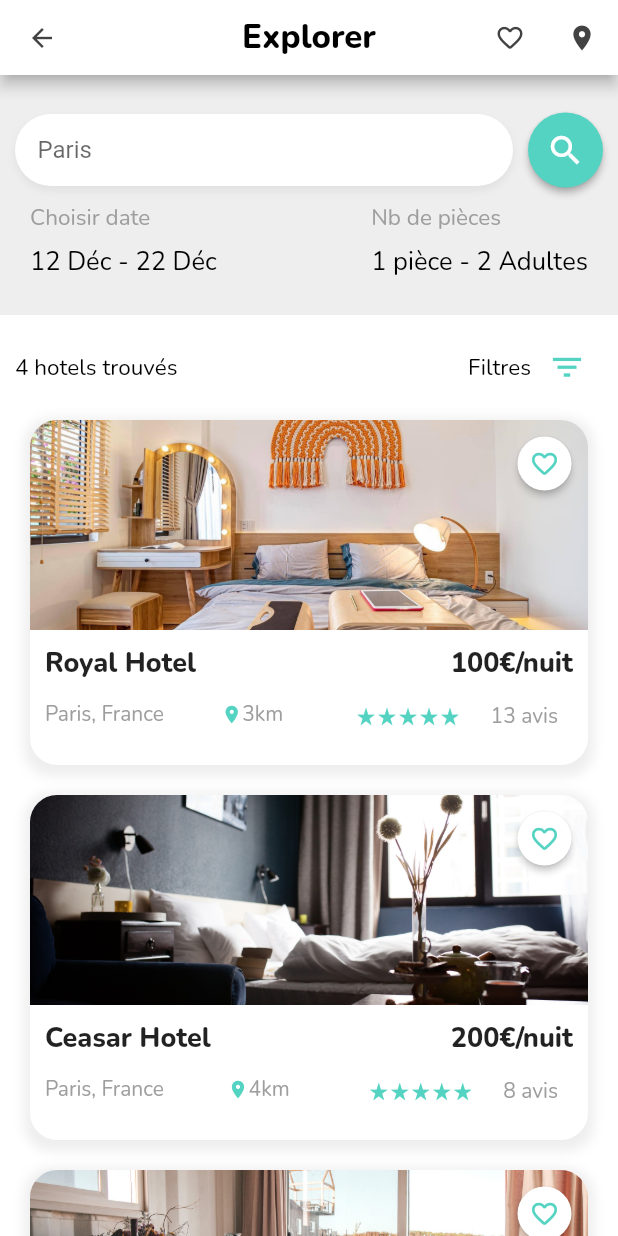
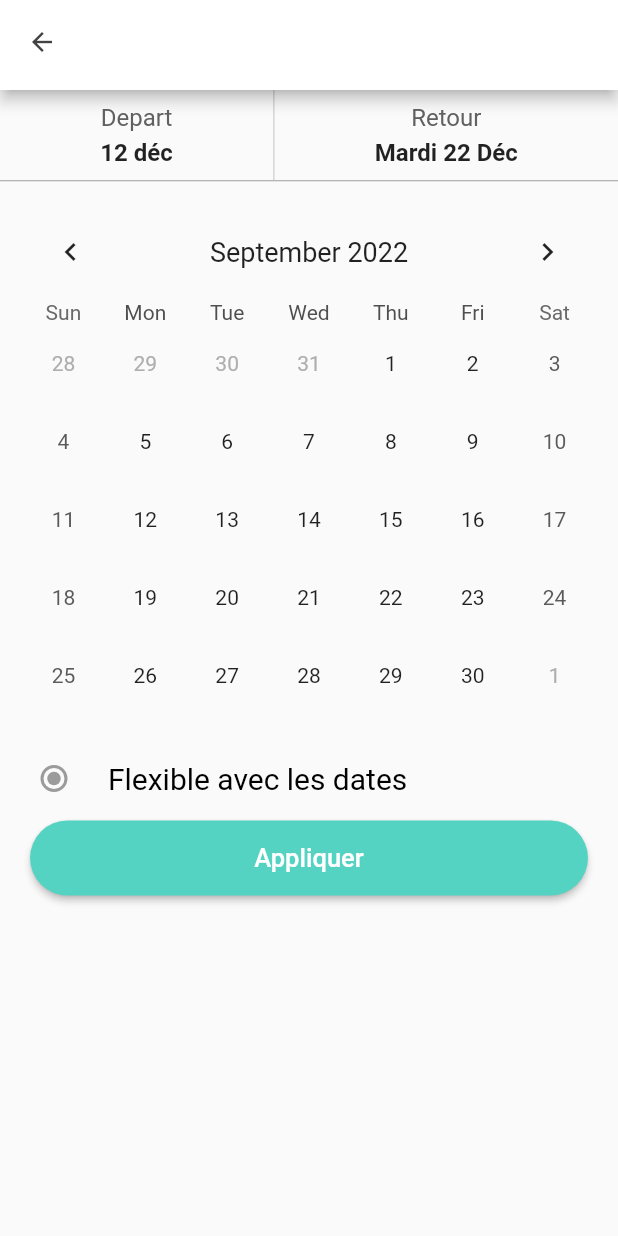
Before and after one commit to thibault60000/flutter-hotel, a Flutter app: the screen it shows after launch, after a tap on the "search" icon, on a phone screen of 412 x 824 dp. Run offline on Flutter 3.47's test engine with Material 2 defaults, Android fonts, the phone set to English and light mode, and no system bars; drawn by our look-alikes of table_calendar; our stand-ins replace google_fonts.

Commit message:
Add daterange

```diff
--- /dev/null
+++ b/lib/calendar_page.dart
@@ -0,0 +1,269 @@
+import 'package:flutter/material.dart';
+import 'package:table_calendar/table_calendar.dart';
+
+// Date du jour
+DateTime kNow = DateTime.now();
+
+// Premier jour dispo sur le calendrier
+DateTime kFirstDay = DateTime(kNow.year, kNow.month - 3, kNow.day);
+
+// Dernier jour dispo sur le calendrier
+DateTime kLastDay = DateTime(kNow.year, kNow.month + 3, kNow.day);
+
+const primaryColor = const Color(0xFF54D3C2);
+
+class CalendarPage extends StatelessWidget {
+  const CalendarPage({super.key});
+
+  @override
+  Widget build(BuildContext context) {
+    return Scaffold(
+        appBar: MyAppBar(),
+        body: Column(
+          children: [
+            PeriodSection(),
+            CalendarRange(),
+            ValidateBookingSection(),
+          ],
+        ));
+  }
+}
+
+class PeriodSection extends StatelessWidget {
+  @override
+  Widget build(BuildContext context) {
+    return Column(
+      children: [
+        Row(
+          mainAxisAlignment: MainAxisAlignment.spaceEvenly,
+          children: [
+            Column(
+              mainAxisAlignment: MainAxisAlignment.center,
+              crossAxisAlignment: CrossAxisAlignment.center,
+              children: [
+                Text(
+                  'Depart',
+                  textAlign: TextAlign.left,
+                  style: TextStyle(
+                    fontWeight: FontWeight.w400,
+                    fontSize: 16,
+                    color: Colors.grey[700],
+                  ),
+                ),
+                SizedBox(
+                  height: 4,
+                ),
+                Text(
+                  '12 déc',
+                  style: TextStyle(
+                    fontWeight: FontWeight.bold,
+                    fontSize: 16,
+                  ),
+                ),
+              ],
+            ),
+            Container(
+              height: 60,
+              width: 1,
+              color: Colors.grey[350],
+            ),
+            Column(
+              mainAxisAlignment: MainAxisAlignment.center,
+              crossAxisAlignment: CrossAxisAlignment.center,
+              children: [
+                Text(
+                  'Retour',
+                  style: TextStyle(
+                    fontWeight: FontWeight.w400,
+                    fontSize: 16,
+                    color: Colors.grey[700],
+                  ),
+                ),
+                SizedBox(
+                  height: 4,
+                ),
+                Text(
+                  'Mardi 22 Déc',
+                  style: TextStyle(
+                    fontWeight: FontWeight.bold,
+                    fontSize: 16,
+                  ),
+                ),
+              ],
+            ),
+          ],
+        ),
+        Divider(
+          color: Colors.grey,
+          height: 1,
+        ),
+      ],
+    );
+  }
+}
+
+class ValidateBookingSection extends StatelessWidget {
+  final selectedRadio = 1;
+  @override
+  Widget build(BuildContext context) {
+    return Column(
+      children: [
+        RadioListTile(
+          value: selectedRadio,
+          activeColor: primaryColor,
+          groupValue: selectedRadio,
+          selected: true,
+          title: Text(
+            "Flexible avec les dates",
+            style: new TextStyle(
+              color: Colors.black,
+              fontSize: 20.0,
+            ),
+          ),
+          onChanged: null,
+        ),
+        Container(
+          padding: EdgeInsets.symmetric(horizontal: 20),
+          width: double.infinity,
+          child: ElevatedButton(
+            child: Text(
+              'Appliquer',
+              style: TextStyle(fontSize: 17),
+            ),
+            style: ElevatedButton.styleFrom(
+              primary: primaryColor,
+              padding: EdgeInsets.all(15),
+              shape: RoundedRectangleBorder(
+                borderRadius: BorderRadius.circular(30.0),
+              ),
+            ),
+            onPressed: () {
+              print('Appliquer la réservation');
+              Navigator.pop(context);
+            },
+          ),
+        ),
+      ],
+    );
+  }
+}
+
+class CalendarRange extends StatefulWidget {
+  @override
+  _CalendarRangeState createState() => _CalendarRangeState();
+}
+
+class _CalendarRangeState extends State<CalendarRange> {
+  CalendarFormat _calendarFormat = CalendarFormat.month;
+  RangeSelectionMode _rangeSelectionMode = RangeSelectionMode
+      .toggledOn; // Can be toggled on/off by longpressing a date
+  DateTime _focusedDay = DateTime.now();
+  DateTime? _selectedDay;
+  DateTime? _rangeStart;
+  DateTime? _rangeEnd;
+
+  @override
+  Widget build(BuildContext context) {
+    return Container(
+      padding: EdgeInsets.all(15),
+      color: Colors.grey[10],
+      child: Expanded(
+        child: TableCalendar(
+          lastDay: kLastDay,
+          focusedDay: _focusedDay,
+          selectedDayPredicate: (day) => isSameDay(_selectedDay, day),
+          rangeStartDay: _rangeStart,
+          rangeEndDay: _rangeEnd,
+          calendarFormat: _calendarFormat,
+          headerStyle: HeaderStyle(
+            titleCentered: true,
+            formatButtonVisible: false,
+            titleTextStyle: TextStyle(fontSize: 18),
+          ),
+          calendarStyle: CalendarStyle(
+            isTodayHighlighted: false,
+            rangeHighlightColor: primaryColor,
+            rangeStartDecoration: BoxDecoration(
+              color: primaryColor,
+              shape: BoxShape.circle,
+              border: Border.fromBorderSide(
+                BorderSide(
+                  color: Colors.white,
+                  width: 3,
+                  style: BorderStyle.solid,
+                ),
+              ),
+            ),
+            withinRangeTextStyle: TextStyle(
+              color: Colors.white,
+            ),
+            rangeEndDecoration: BoxDecoration(
+              color: primaryColor,
+              shape: BoxShape.circle,
+              border: Border.fromBorderSide(
+                BorderSide(
+                  color: Colors.white,
+                  width: 3,
+                  style: BorderStyle.solid,
+                ),
+              ),
+            ),
+          ),
+          firstDay: kFirstDay,
+          rangeSelectionMode: _rangeSelectionMode,
+          onDaySelected: (selectedDay, focusedDay) {
+            if (!isSameDay(_selectedDay, selectedDay)) {
+              setState(() {
+                _selectedDay = selectedDay;
+                _focusedDay = focusedDay;
+                _rangeStart = null;
+                _rangeEnd = null;
+                _rangeSelectionMode = RangeSelectionMode.toggledOff;
+              });
+            }
+          },
+          onRangeSelected: (start, end, focusedDay) {
+            setState(() {
+              _selectedDay = null;
+              _focusedDay = focusedDay;
+              _rangeStart = start;
+              _rangeEnd = end;
+              _rangeSelectionMode = RangeSelectionMode.toggledOn;
+            });
+          },
+          onFormatChanged: (format) {
+            if (_calendarFormat != format) {
+              setState(() {
+                _calendarFormat = format;
+              });
+            }
+          },
+          onPageChanged: (focusedDay) {
+            _focusedDay = focusedDay;
+          },
+        ),
+      ),
+    );
+  }
+}
+
+class MyAppBar extends StatelessWidget implements PreferredSizeWidget {
+  Size get preferredSize => new Size.fromHeight(60);
+
+  @override
+  Widget build(BuildContext context) {
+    return AppBar(
+      leading: IconButton(
+        icon: Icon(
+          Icons.arrow_back,
+          color: Colors.grey[800],
+          size: 20,
+        ),
+        onPressed: () {
+          Navigator.pop(context);
+        },
+      ),
+      backgroundColor: Colors.white,
+    );
+  }
+}
--- a/lib/main.dart
+++ b/lib/main.dart
@@ -1,5 +1,7 @@
 import 'package:flutter/material.dart';
 import 'package:google_fonts/google_fonts.dart';
+
+import 'package:hotels/calendar_page.dart';
 
 const primaryColor = Color(0xFF54D3C2);
 
@@ -83,7 +85,12 @@ class SearchSection extends StatelessWidget {
                     ),
                     // Button Search
                     child: ElevatedButton(
-                        onPressed: () {},
+                        onPressed: () {
+                          Navigator.push(context,
+                              MaterialPageRoute(builder: (context) {
+                            return const CalendarPage();
+                          }));
+                        },
                         style: ElevatedButton.styleFrom(
                             shape: const CircleBorder(),
                             backgroundColor: primaryColor,
--- a/pubspec.yaml
+++ b/pubspec.yaml
@@ -37,6 +37,7 @@ dependencies:
   # Use with the CupertinoIcons class for iOS style icons.
   cupertino_icons: ^1.0.2
   google_fonts: ^3.0.1
+  table_calendar: ^3.0.7
 
 dev_dependencies:
   flutter_test:
```
Also changed, not shown: pubspec.lock.
